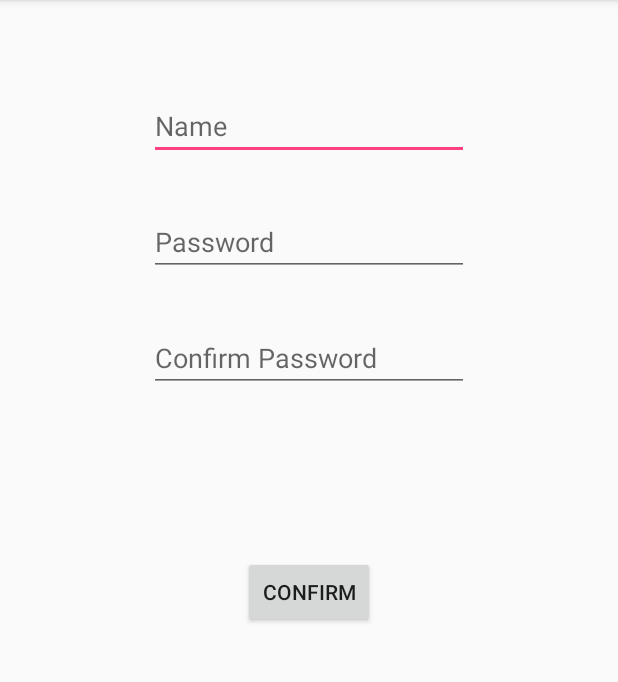
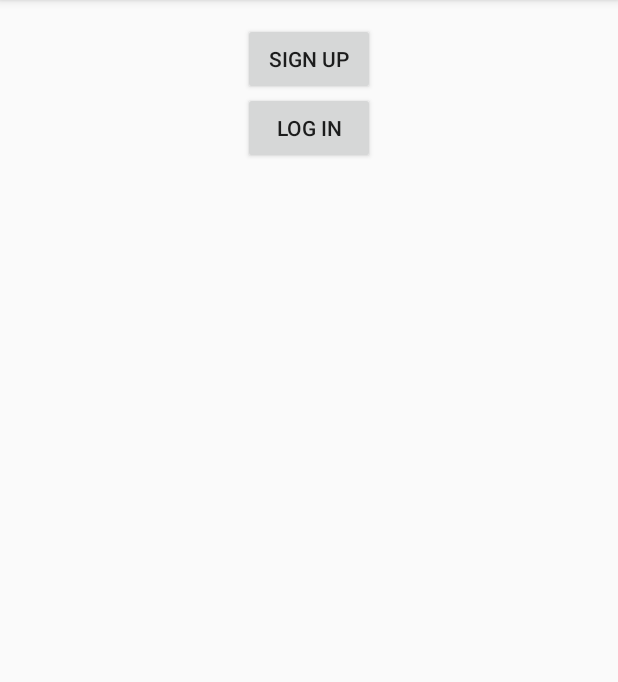
Before and after one commit to Speuce/engadine, an Android app: the screen it shows after launch (MainActivity), on a phone screen of 412 x 824 dp, the part 84-766 px from its top. Run offline under Robolectric (Android 15) with nearby library versions, the phone set to English and light mode, and no system bars.

Commit message:
Working login and sign up
Working login and sign up

```diff
--- a/AaronHelpsMe/app/build.gradle
+++ b/AaronHelpsMe/app/build.gradle
@@ -22,6 +22,7 @@ dependencies {
     implementation fileTree(dir: 'libs', include: ['*.jar'])
     implementation 'com.android.support:appcompat-v7:28.0.0-alpha3'
     implementation 'com.android.support.constraint:constraint-layout:1.1.2'
+    implementation 'com.google.android.gms:play-services-maps:15.0.1'
     testImplementation 'junit:junit:4.12'
     androidTestImplementation 'com.android.support.test:runner:1.0.2'
     androidTestImplementation 'com.android.support.test.espresso:espresso-core:3.0.2'
--- a/AaronHelpsMe/app/src/main/java/com/example/ben/aaronhelpsme/MainActivity.java
+++ b/AaronHelpsMe/app/src/main/java/com/example/ben/aaronhelpsme/MainActivity.java
@@ -5,13 +5,12 @@ import android.os.Bundle;
 import android.view.View;
 import android.widget.Button;
 import android.widget.EditText;
-import android.widget.Toast;
 import android.content.Intent;
 
 
 public class MainActivity extends AppCompatActivity {
     private EditText edittext1, edittext2,edittext3;
-    private Button buttonSum;
+    private Button buttonLog, buttonSign;
 
     @Override
     protected void onCreate(Bundle savedInstanceState) {
@@ -24,29 +23,43 @@ public class MainActivity extends AppCompatActivity {
 
 
     public void addListenerOnButton() {
+        /*
         edittext1 = (EditText) findViewById(R.id.editText1);
         edittext2 = (EditText) findViewById(R.id.editText2);
         edittext3 = (EditText) findViewById(R.id.editText3);
-        buttonSum = (Button) findViewById(R.id.Button);
+        */
+        buttonLog = (Button) findViewById(R.id.Login);
+        buttonSign = (Button) findViewById(R.id.Sign);
 
-        buttonSum.setOnClickListener(new View.OnClickListener() {
+        buttonLog.setOnClickListener(new View.OnClickListener() {
             @Override
             public void onClick(View view) {
+                /*
                 String value1=edittext1.getText().toString();
                 String value2=edittext2.getText().toString();
                 String value3=edittext3.getText().toString();
+*/
 
-                if (value2.equals(value3)){
-                    Intent in = new Intent(MainActivity.this, Main2Activity.class);
-                    in.putExtra("username", value1);
+                    Intent in = new Intent(MainActivity.this, LogIn.class);
+
                     startActivity(in);
 
-                } else {
-                    Toast.makeText(getApplicationContext(),"Passwords are different", Toast.LENGTH_LONG).show();
-                    edittext2.setText("");
-                    edittext3.setText("");
 
-                }
+
+
+            }
+        });
+
+        buttonSign.setOnClickListener(new View.OnClickListener() {
+            @Override
+            public void onClick(View view) {
+
+
+
+                Intent in2 = new Intent(MainActivity.this, SignUp.class);
+
+                startActivity(in2);
+
 
 
 
--- a/AaronHelpsMe/app/src/main/res/layout/activity_main.xml
+++ b/AaronHelpsMe/app/src/main/res/layout/activity_main.xml
@@ -5,7 +5,7 @@
     android:layout_width="match_parent"
     android:layout_height="match_parent"
     tools:context="example.javatpoint.com.sumoftwonumber.MainActivity">
-
+    <!--
         <EditText
             android:id="@+id/editText1"
             android:layout_width="wrap_content"
@@ -44,15 +44,27 @@
             android:inputType="textPassword"
             tools:layout_editor_absoluteX="84dp"
             tools:layout_editor_absoluteY="201dp" />
+    -->
+        <Button
+            android:id="@+id/Login"
+            android:layout_width="wrap_content"
+            android:layout_height="wrap_content"
+            android:layout_alignParentTop="true"
+            android:layout_centerHorizontal="true"
+            android:layout_marginTop="61dp"
+            android:text="Log In"
+            tools:layout_editor_absoluteX="84dp"
+            tools:layout_editor_absoluteY="53dp" />
 
     <Button
-        android:id="@+id/Button"
+        android:id="@+id/Sign"
         android:layout_width="wrap_content"
         android:layout_height="wrap_content"
-        android:layout_below="@+id/editText3"
+        android:layout_alignParentTop="true"
+        android:layout_below="@+id/Login"
         android:layout_centerHorizontal="true"
-        android:layout_marginTop="109dp"
-        android:text="CONFIRM"
-        tools:layout_editor_absoluteX="148dp"
-        tools:layout_editor_absoluteY="266dp" />
+        android:layout_marginTop="15dp"
+        android:text="Sign Up"
+        tools:layout_editor_absoluteX="84dp"
+        tools:layout_editor_absoluteY="127dp" />
     </RelativeLayout>
--- a/AaronHelpsMe/app/src/main/res/values/strings.xml
+++ b/AaronHelpsMe/app/src/main/res/values/strings.xml
@@ -1,3 +1,4 @@
 <resources>
     <string name="app_name">AaronHelpsMe</string>
+    <string name="title_activity_maps">Map</string>
 </resources>
```
Also changed, not shown: AaronHelpsMe/app/src/debug/res/values/google_maps_api.xml (added, +24 -0 lines), AaronHelpsMe/app/src/main/AndroidManifest.xml (+24 -1 lines), AaronHelpsMe/app/src/main/java/com/example/ben/aaronhelpsme/LogIn.java (added, +57 -0 lines), AaronHelpsMe/app/src/main/java/com/example/ben/aaronhelpsme/MapsActivity.java (added, +47 -0 lines), AaronHelpsMe/app/src/main/java/com/example/ben/aaronhelpsme/SignUp.java (added, +48 -0 lines), AaronHelpsMe/app/src/main/res/layout/activity_login.xml (added, +48 -0 lines), AaronHelpsMe/app/src/main/res/layout/activity_maps.xml (added, +9 -0 lines), AaronHelpsMe/app/src/main/res/layout/activity_sign_up.xml (added, +72 -0 lines), 1 other file. Lines whose indentation alone changed are shown as unchanged.
